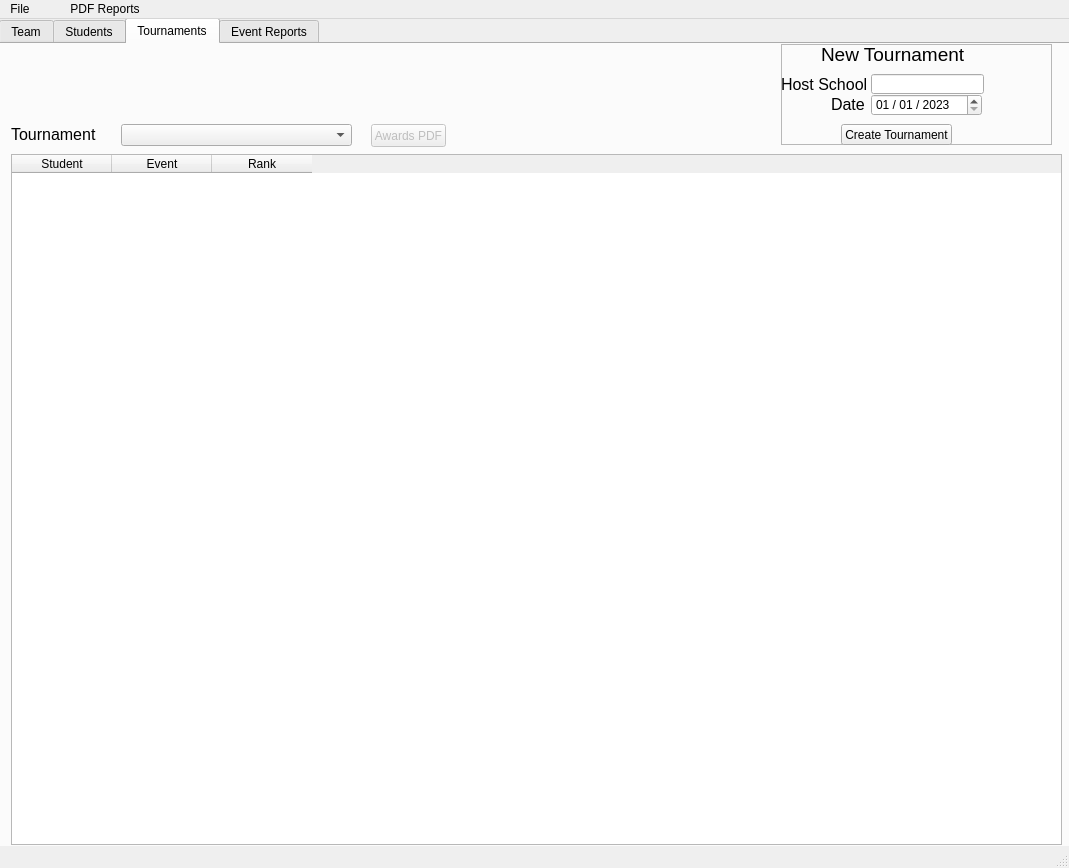
Above: Forensics_Organizer.ui from goldRust/4n6_tracker before the change. Below: the same form after it.
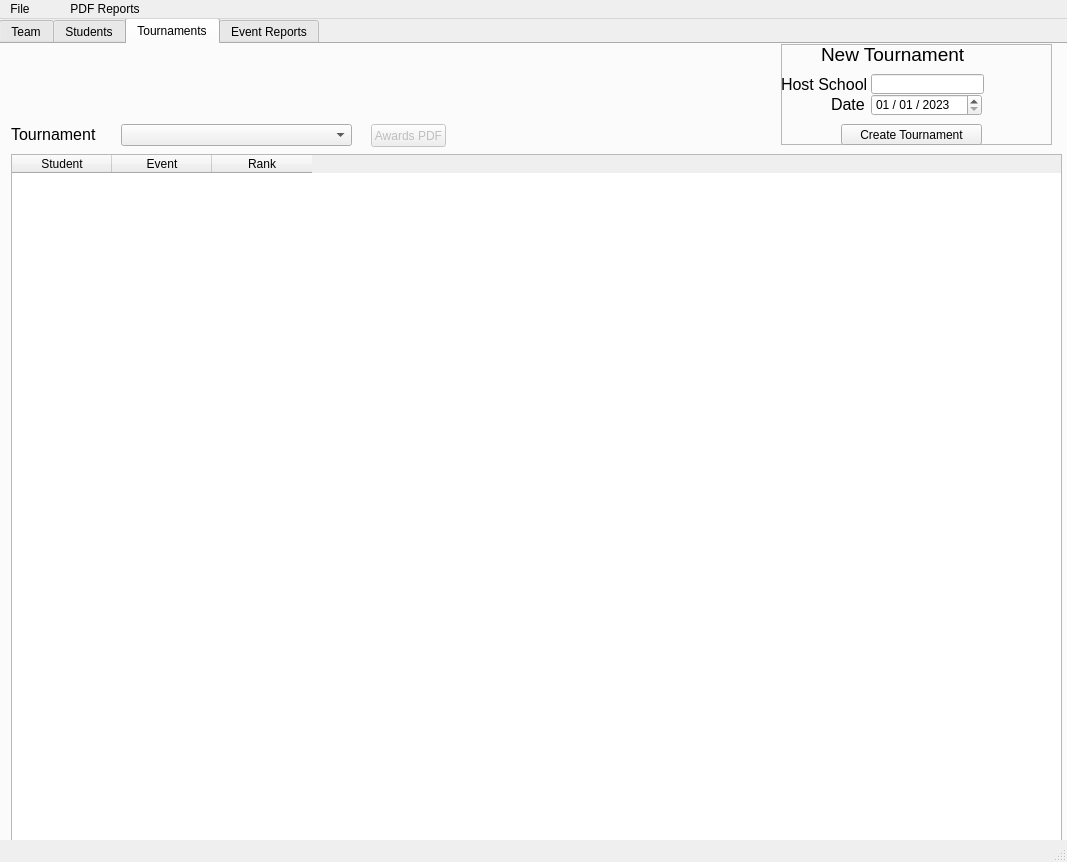
That is the form after the change. The open tabs and pages were chosen to show the change.

Diff of the .ui file:
```diff
--- a/Forensics_Organizer.ui
+++ b/Forensics_Organizer.ui
@@ -9,8 +9,8 @@
    <rect>
     <x>0</x>
     <y>0</y>
-    <width>1069</width>
-    <height>868</height>
+    <width>1067</width>
+    <height>862</height>
    </rect>
   </property>
   <property name="sizePolicy">
@@ -617,7 +617,7 @@
         <rect>
          <x>60</x>
          <y>80</y>
-         <width>111</width>
+         <width>141</width>
          <height>21</height>
         </rect>
        </property>
@@ -850,8 +850,8 @@
     <rect>
      <x>0</x>
      <y>0</y>
-     <width>1069</width>
-     <height>21</height>
+     <width>1067</width>
+     <height>18</height>
     </rect>
    </property>
    <widget class="QMenu" name="menuFile">
```
Left out of the diff: 2 changed lines with no effect on the pictures.
